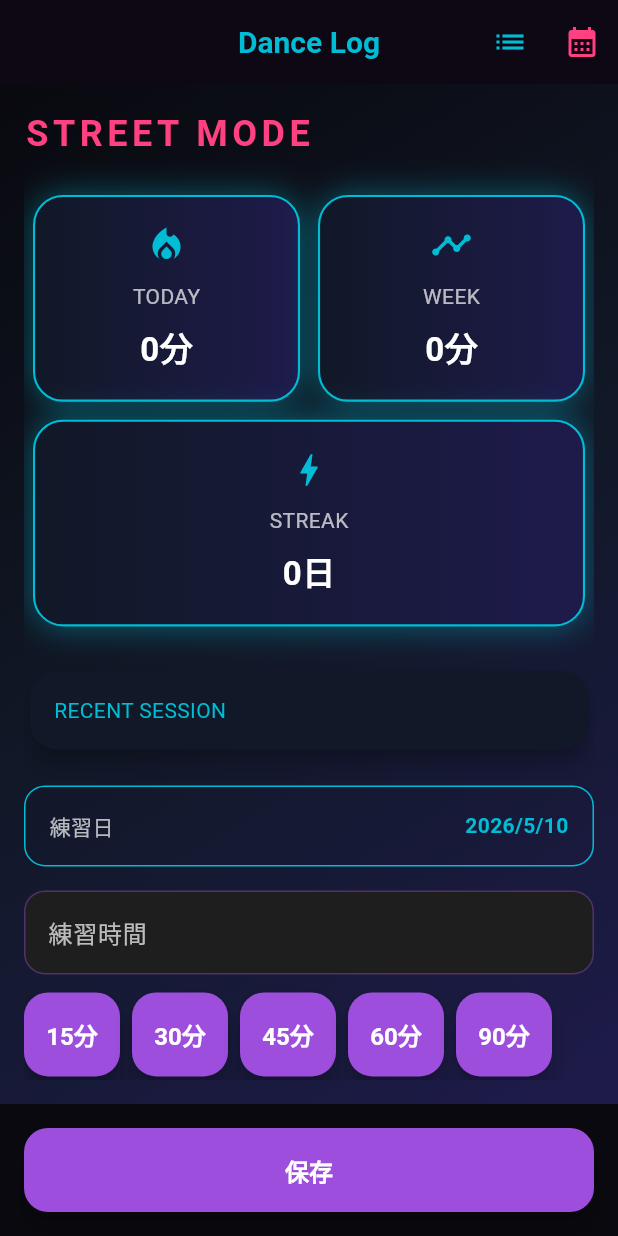
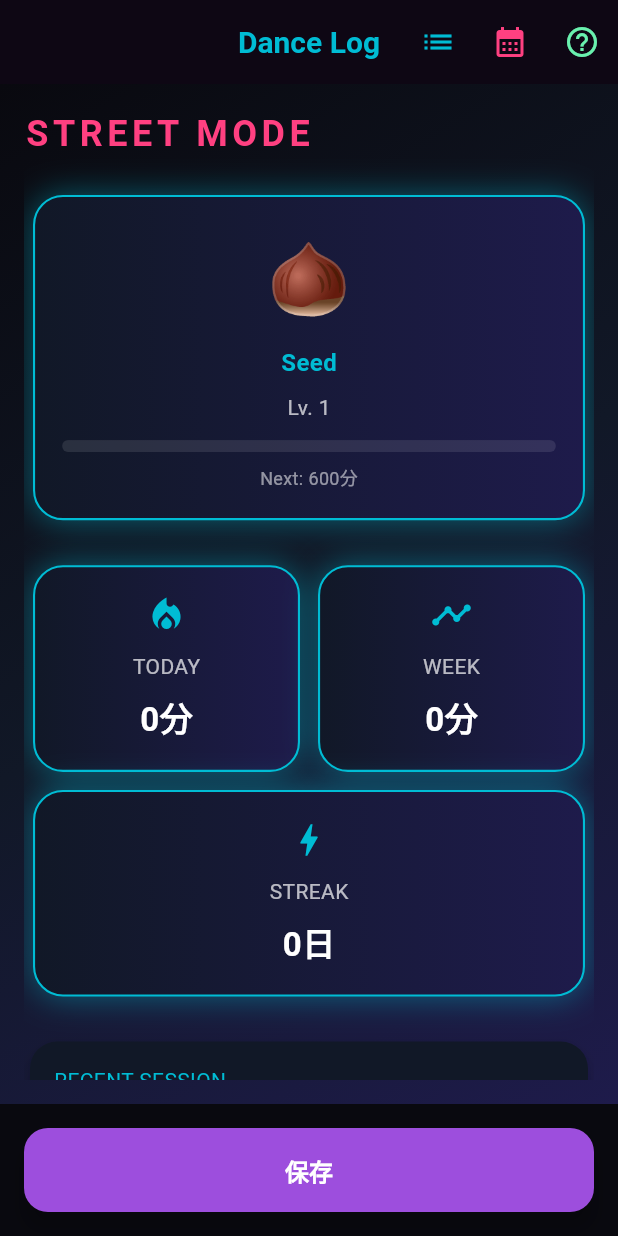
Before and after one commit to columbus0370/dance_app, a Flutter app: the screen it shows after launch, on a phone screen of 412 x 824 dp. Run offline on Flutter 3.47's test engine with Material 3 defaults, Android fonts, the phone set to English and light mode, and no system bars; our stand-ins replace flutter_riverpod, hive, hive_flutter, table_calendar; accounts and stored records are empty.

Commit message:
Implement plant growth system - Create PlantAvatar model with Hive adapter
- Add PlantAvatar class with 5-level progression system (seed to flower)
- Implement EXP calculation based on practice time, streak, and video uploads
- Create PlantAvatarRepository for Hive persistence
- Create PlantAvatarProvider with Riverpod state management
- Add PlantDisplayWidget to show plant avatar with level and progress
- Integrate plant avatar into LogInputPage home screen
- Update saveLog to trigger plant EXP updates on new practice logs
- Register PlantAvatar adapter in main.dart

https://claude.ai/code/session_01UokW2q3mEPoXtRxA7vn6Ky

```diff
--- a/lib/log_input_page.dart
+++ b/lib/log_input_page.dart
@@ -1,11 +1,15 @@
 import 'package:flutter/material.dart';
+import 'package:flutter_riverpod/flutter_riverpod.dart';
 import 'package:hive_flutter/hive_flutter.dart';
 
 import 'log.dart';
 import 'log_list_page.dart';
 import 'calendar_page.dart';
+import 'help_page.dart';
+import 'provider/plant_avatar_provider.dart';
+import 'widgets/plant_display_widget.dart';
 
-class LogInputPage extends StatefulWidget {
+class LogInputPage extends ConsumerStatefulWidget {
   final Log? editLog;
 
   const LogInputPage({
@@ -14,12 +18,12 @@ class LogInputPage extends StatefulWidget {
   });
 
   @override
-  State<LogInputPage> createState() =>
+  ConsumerState<LogInputPage> createState() =>
       _LogInputPageState();
 }
 
 class _LogInputPageState
-    extends State<LogInputPage> {
+    extends ConsumerState<LogInputPage> {
   DateTime selectedDate =
       DateTime.now();
 
@@ -149,6 +153,14 @@ class _LogInputPageState
     return streak;
   }
 
+  int countVideoUploads() {
+    return box.values
+        .where((log) =>
+            log.videoUrl
+                .isNotEmpty)
+        .length;
+  }
+
   List<Log> getRecentLogs() {
     final logs =
         box.values.toList();
@@ -178,14 +190,17 @@ class _LogInputPageState
 
   void saveLog() async {
     try {
-      final log = Log(
-        date: selectedDate,
-        practiceMinutes:
+      final practiceMinutes =
           int.tryParse(
                 timeController
                     .text,
               ) ??
-                0,
+              0;
+
+      final log = Log(
+        date: selectedDate,
+        practiceMinutes:
+            practiceMinutes,
         memo:
             memoController.text,
         tags:
@@ -205,6 +220,25 @@ class _LogInputPageState
         Navigator.pop(context);
       } else {
         await box.add(log);
+
+        final plant = ref
+            .read(
+            plantAvatarProvider
+                .notifier)
+            .state;
+
+        await ref
+            .read(
+                plantAvatarProvider
+                    .notifier)
+            .addExp(
+          practiceMinutes:
+              practiceMinutes,
+          streakDays:
+              getStreakDays(),
+          videoUploads:
+              countVideoUploads(),
+        );
 
         if (!mounted) return;
 
@@ -286,6 +320,8 @@ class _LogInputPageState
               const EdgeInsets
                   .all(18),
           child: Column(
+            mainAxisSize:
+                MainAxisSize.min,
             children: [
               Icon(
                 icon,
@@ -378,6 +414,21 @@ class _LogInputPageState
               );
             },
           ),
+          IconButton(
+            color:
+                Colors.greenAccent,
+            icon: const Icon(
+                Icons.help_outline),
+            onPressed: () {
+              Navigator.push(
+                context,
+                MaterialPageRoute(
+                  builder: (_) =>
+                      const HelpPage(),
+                ),
+              );
+            },
+          ),
         ],
       ),
       body: Container(
@@ -420,10 +471,11 @@ class _LogInputPageState
                       3,
                 ),
               ),
-
               const SizedBox(
                   height: 18),
-
+              const PlantDisplayWidget(),
+              const SizedBox(
+                  height: 18),
               Row(
                 children: [
                   neonCard(
@@ -444,19 +496,19 @@ class _LogInputPageState
                   ),
                 ],
               ),
-
+              Row(
+                children: [
                   neonCard(
-                icon: Icons
-                    .bolt,
+                    icon: Icons.bolt,
                     title:
                         'STREAK',
                     value:
                         '${getStreakDays()}日',
                   ),
-
+                ],
+              ),
               const SizedBox(
                   height: 20),
-
               Card(
                 color: const Color(
                     0xFF111827),
@@ -465,6 +517,9 @@ class _LogInputPageState
                       const EdgeInsets
                           .all(16),
                   child: Column(
+                    mainAxisSize:
+                        MainAxisSize
+                            .min,
                     crossAxisAlignment:
                         CrossAxisAlignment
                             .start,
@@ -498,10 +553,8 @@ class _LogInputPageState
                   ),
                 ),
               ),
-
               const SizedBox(
                   height: 20),
-
               GestureDetector(
                 onTap: () async {
                   final picked =
@@ -536,7 +589,8 @@ class _LogInputPageState
                         color: Colors
                             .cyan),
                     borderRadius:
-                        BorderRadius.circular(
+                        BorderRadius
+                            .circular(
                                 14),
                   ),
                   child: Row(
@@ -567,10 +621,8 @@ class _LogInputPageState
                   ),
                 ),
               ),
-
               const SizedBox(
                   height: 16),
-
               TextField(
                 controller:
                     timeController,
@@ -589,10 +641,8 @@ class _LogInputPageState
                       OutlineInputBorder(),
                 ),
               ),
-
               const SizedBox(
                   height: 12),
-
               Wrap(
                 spacing: 8,
                 children: [
@@ -617,10 +667,8 @@ class _LogInputPageState
                     )
                     .toList(),
               ),
-
               const SizedBox(
                   height: 12),
-
               TextField(
                 controller:
                     memoController,
@@ -636,10 +684,8 @@ class _LogInputPageState
                       OutlineInputBorder(),
                 ),
               ),
-
               const SizedBox(
                   height: 12),
-
               TextField(
                 controller:
                     tagController,
@@ -656,7 +702,6 @@ class _LogInputPageState
                       'タグ',
                 ),
               ),
-
               Wrap(
                 spacing: 8,
                 children: tags
@@ -669,10 +714,8 @@ class _LogInputPageState
                     )
                     .toList(),
               ),
-
               const SizedBox(
                   height: 12),
-
               TextField(
                 controller:
                     urlController,
@@ -688,7 +731,6 @@ class _LogInputPageState
                       OutlineInputBorder(),
                 ),
               ),
-
               const SizedBox(
                   height: 80),
             ],
--- a/lib/main.dart
+++ b/lib/main.dart
@@ -3,15 +3,19 @@ import 'package:flutter_riverpod/flutter_riverpod.dart';
 import 'package:hive_flutter/hive_flutter.dart';
 
 import 'log.dart';
+import 'plant_avatar.dart';
 import 'log_input_page.dart';
-import 'splash_page.dart'; // ← ここが重要（lib直下）
+import 'splash_page.dart';
 
 void main() async {
   WidgetsFlutterBinding.ensureInitialized();
 
   await Hive.initFlutter();
   Hive.registerAdapter(LogAdapter());
+  Hive.registerAdapter(PlantAvatarAdapter());
   await Hive.openBox<Log>('logs');
+  await Hive.openBox<PlantAvatar>(
+      'plant_avatars');
 
   runApp(
     const ProviderScope(
--- /dev/null
+++ b/lib/plant_avatar.dart
@@ -0,0 +1,101 @@
+import 'package:hive/hive.dart';
+
+part 'plant_avatar.g.dart';
+
+@HiveType(typeId: 1)
+class PlantAvatar extends HiveObject {
+  @HiveField(0)
+  int currentExp = 0;
+
+  @HiveField(1)
+  int level = 0;
+
+  @HiveField(2)
+  DateTime createdAt = DateTime.now();
+
+  PlantAvatar({
+    int exp = 0,
+    int level = 0,
+    DateTime? createdAt,
+  })  : currentExp = exp,
+        level = level,
+        createdAt = createdAt ?? DateTime.now();
+
+  static const List<int> levelThresholds = [
+    0,
+    600,
+    1200,
+    2400,
+    4800,
+  ];
+
+  static const List<String> levelEmojis = [
+    '🌰',
+    '🌱',
+    '🌿',
+    '🌳',
+    '🌸',
+  ];
+
+  static const List<String> levelNames = [
+    'Seed',
+    'Sprout',
+    'Young',
+    'Mature',
+    'Flower',
+  ];
+
+  int getLevel(int exp) {
+    for (int i = levelThresholds.length - 1; i >= 0; i--) {
+      if (exp >= levelThresholds[i]) {
+        return i;
+      }
+    }
+    return 0;
+  }
+
+  int getMinutesUntilNextLevel(int exp) {
+    int currentLevel = getLevel(exp);
+    if (currentLevel >= levelThresholds.length - 1) {
+      return 0;
+    }
+
+    int nextThreshold = levelThresholds[currentLevel + 1];
+    int minutesNeeded = nextThreshold - exp;
+    return minutesNeeded > 0 ? minutesNeeded : 0;
+  }
+
+  double getProgressToNextLevel(int exp) {
+    int currentLevel = getLevel(exp);
+    if (currentLevel >= levelThresholds.length - 1) {
+      return 1.0;
+    }
+
+    int currentThreshold = levelThresholds[currentLevel];
+    int nextThreshold = levelThresholds[currentLevel + 1];
+    int expInLevel = exp - currentThreshold;
+    int expForLevel = nextThreshold - currentThreshold;
+
+    return expInLevel / expForLevel;
+  }
+
+  String getEmoji(int exp) {
+    int level = getLevel(exp);
+    return levelEmojis[level];
+  }
+
+  String getName(int exp) {
+    int level = getLevel(exp);
+    return levelNames[level];
+  }
+
+  int calculateExp({
+    required int practiceMinutes,
+    required int streakDays,
+    required int videoUploads,
+  }) {
+    return (practiceMinutes * 1.0).toInt() +
+        (streakDays * 0.5).toInt() +
+        (videoUploads * 50);
+  }
+}
--- /dev/null
+++ b/lib/widgets/plant_display_widget.dart
@@ -0,0 +1,113 @@
+import 'package:flutter/material.dart';
+import 'package:flutter_riverpod/flutter_riverpod.dart';
+import '../plant_avatar.dart';
+import '../provider/plant_avatar_provider.dart';
+
+class PlantDisplayWidget extends ConsumerWidget {
+  const PlantDisplayWidget({super.key});
+
+  @override
+  Widget build(BuildContext context, WidgetRef ref) {
+    final plant = ref.watch(plantAvatarProvider);
+
+    final currentLevel =
+        plant.getLevel(plant.currentExp);
+    final nextLevelMinutes =
+        plant.getMinutesUntilNextLevel(
+            plant.currentExp);
+    final progress = plant.getProgressToNextLevel(
+        plant.currentExp);
+    final emoji = plant.getEmoji(plant.currentExp);
+
+    return Container(
+      margin: const EdgeInsets.all(6),
+      decoration: BoxDecoration(
+        borderRadius:
+            BorderRadius.circular(20),
+        gradient: const LinearGradient(
+          colors: [
+            Color(0xFF111827),
+            Color(0xFF1E1B4B),
+          ],
+        ),
+        boxShadow: [
+          BoxShadow(
+            color:
+                Colors.cyan.withOpacity(0.45),
+            blurRadius: 18,
+          )
+        ],
+        border: Border.all(
+          color: Colors.cyan,
+          width: 1.4,
+        ),
+      ),
+      child: Padding(
+        padding: const EdgeInsets.all(18),
+        child: Column(
+          mainAxisSize: MainAxisSize.min,
+          children: [
+            Text(
+              emoji,
+              style: const TextStyle(
+                fontSize: 48,
+              ),
+            ),
+            const SizedBox(height: 12),
+            Text(
+              plant.getName(plant.currentExp),
+              style: const TextStyle(
+                color: Colors.cyan,
+                fontSize: 16,
+                fontWeight: FontWeight.bold,
+              ),
+            ),
+            const SizedBox(height: 8),
+            Text(
+              'Lv. ${currentLevel + 1}',
+              style: const TextStyle(
+                color: Colors.white70,
+                fontSize: 14,
+              ),
+            ),
+            const SizedBox(height: 12),
+            ClipRRect(
+              borderRadius:
+                  BorderRadius.circular(8),
+              child: LinearProgressIndicator(
+                value: progress,
+                minHeight: 8,
+                backgroundColor:
+                    Colors.white10,
+                valueColor:
+                    const AlwaysStoppedAnimation<
+                        Color>(Colors.cyan),
+              ),
+            ),
+            const SizedBox(height: 8),
+            if (currentLevel <
+                PlantAvatar
+                    .levelThresholds.length -
+                    1)
+              Text(
+                'Next: ${nextLevelMinutes}分',
+                style: const TextStyle(
+                  color: Colors.white54,
+                  fontSize: 12,
+                ),
+              )
+            else
+              const Text(
+                'Max Level',
+                style: TextStyle(
+                  color: Colors.cyan,
+                  fontSize: 12,
+                  fontWeight: FontWeight.bold,
+                ),
+              ),
+          ],
+        ),
+      ),
+    );
+  }
+}
```
Also changed, not shown: lib/provider/plant_avatar_provider.dart (added, +49 -0 lines), lib/repository/plant_avatar_repository.dart (added, +24 -0 lines), lib/plant_avatar.g.dart (added). Lines whose indentation alone changed are shown as unchanged.
